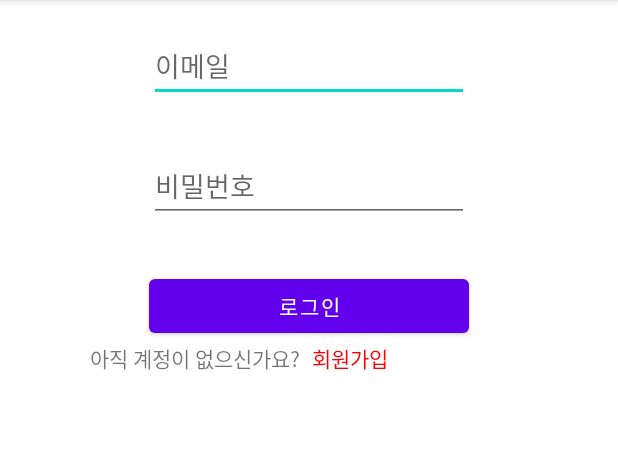
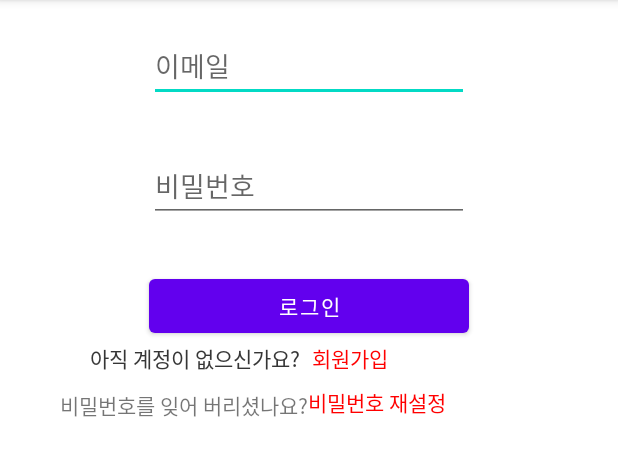
Before and after one commit to Jaeyong1114/jogijotae, an Android app: the LoginActivity screen opened directly, with no data from a screen before it, on a phone screen of 412 x 824 dp, the part 84-560 px from its top. Run offline under Robolectric (Android 15) with nearby library versions, the phone set to English and light mode, and no system bars; our stand-ins replace Firebase (no records; nobody signed in at launch, a user with empty details on screens opened directly).

Commit message:
비밀번호재설정 폼

```diff
--- a/app/src/main/AndroidManifest.xml
+++ b/app/src/main/AndroidManifest.xml
@@ -12,7 +12,8 @@
         android:roundIcon="@mipmap/ic_launcher_round"
         android:supportsRtl="true"
         android:theme="@style/Theme.MyApplication">
-        <activity android:name=".InterestCheck"></activity>
+        <activity android:name=".password_reset"></activity>
+        <activity android:name=".InterestCheck" />
         <activity android:name=".RequestApiTask" />
         <activity android:name=".LoginActivity" />
         <activity android:name=".FirstMain">
--- a/app/src/main/java/com/examples/jogijotae/LoginActivity.java
+++ b/app/src/main/java/com/examples/jogijotae/LoginActivity.java
@@ -21,7 +21,7 @@ public class LoginActivity extends AppCompatActivity {
 
     Button btn01;
     TextView Registertxt;
-
+    TextView PWreset;
     EditText edit01,edit02;
     private FirebaseAuth firebaseAuth;
     @Override
@@ -31,6 +31,7 @@ public class LoginActivity extends AppCompatActivity {
 
         firebaseAuth =  FirebaseAuth.getInstance();
         //버튼 등록하기
+        PWreset = findViewById(R.id.pw_resettext);
         Registertxt = findViewById(R.id.registertxt);
         btn01 = findViewById(R.id.btn_login);
         edit01 = findViewById(R.id.et_id);
@@ -46,6 +47,18 @@ public class LoginActivity extends AppCompatActivity {
 
             }
         });
+
+
+        PWreset.setOnClickListener(new View.OnClickListener(){
+
+            @Override
+            public void onClick(View v) {
+                //intent함수를 통해 password_reset액티비티 함수를 호출한다.
+                startActivity(new Intent(LoginActivity.this,password_reset.class));
+
+            }
+        });
+
 
         //로그인 버튼이 눌리면
         btn01.setOnClickListener(new View.OnClickListener(){
--- a/app/src/main/res/layout/activity_login.xml
+++ b/app/src/main/res/layout/activity_login.xml
@@ -5,7 +5,27 @@
     android:layout_width="match_parent"
     android:layout_height="match_parent"
     tools:context=".LoginActivity">
-//응애
+    //응애
+
+    <TextView
+        android:id="@+id/pw_resettext"
+        android:layout_width="wrap_content"
+        android:layout_height="wrap_content"
+
+        android:layout_marginTop="8dp"
+        android:text="비밀번호 재설정"
+        android:textColor="#ffff0000"
+        app:layout_constraintStart_toEndOf="@+id/textView8"
+        app:layout_constraintTop_toBottomOf="@+id/registertxt" />
+
+    <TextView
+        android:id="@+id/textView7"
+        android:layout_width="wrap_content"
+        android:layout_height="wrap_content"
+        android:layout_marginStart="60dp"
+        android:text="아직 계정이 없으신가요?"
+        app:layout_constraintStart_toStartOf="parent"
+        app:layout_constraintTop_toBottomOf="@+id/btn_login" />
 
     <EditText
         android:id="@+id/et_id"
@@ -65,4 +85,14 @@
         app:layout_constraintStart_toStartOf="parent"
         app:layout_constraintTop_toBottomOf="@+id/btn_login" />
 
+    <TextView
+        android:id="@+id/textView8"
+        android:layout_width="wrap_content"
+        android:layout_height="wrap_content"
+        android:layout_marginStart="40dp"
+        android:layout_marginTop="10dp"
+        android:text="비밀번호를 잊어 버리셨나요?"
+        app:layout_constraintStart_toStartOf="parent"
+        app:layout_constraintTop_toBottomOf="@+id/textView7" />
+
 </androidx.constraintlayout.widget.ConstraintLayout>
```
Also changed, not shown: app/src/main/java/com/examples/jogijotae/password_reset.java (added, +14 -0 lines), app/src/main/res/layout/activity_password_reset.xml (added, +25 -0 lines).
